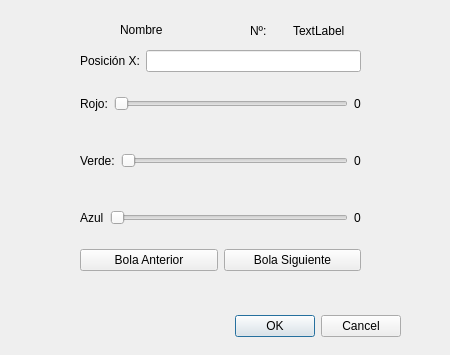
TheMakros12/interfaces, file 04_Bolas/ddetallebola.ui: the form before one commit.
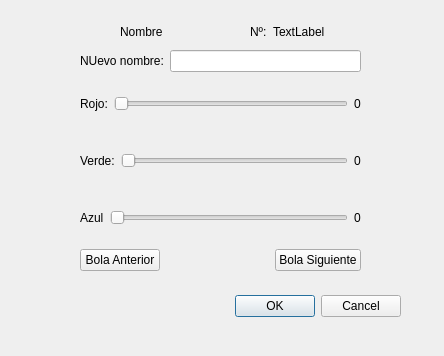
The form after the commit.

```diff
--- a/04_Bolas/ddetallebola.ui
+++ b/04_Bolas/ddetallebola.ui
@@ -6,8 +6,8 @@
    <rect>
     <x>0</x>
     <y>0</y>
-    <width>450</width>
-    <height>355</height>
+    <width>444</width>
+    <height>356</height>
    </rect>
   </property>
   <property name="windowTitle">
@@ -17,7 +17,7 @@
    <property name="geometry">
     <rect>
      <x>60</x>
-     <y>310</y>
+     <y>290</y>
      <width>341</width>
      <height>32</height>
     </rect>
@@ -29,19 +29,6 @@
     <set>QDialogButtonBox::Cancel|QDialogButtonBox::Ok</set>
    </property>
   </widget>
-  <widget class="QLabel" name="lblNombreBola">
-   <property name="geometry">
-    <rect>
-     <x>120</x>
-     <y>20</y>
-     <width>66</width>
-     <height>19</height>
-    </rect>
-   </property>
-   <property name="text">
-    <string>Nombre</string>
-   </property>
-  </widget>
   <widget class="QWidget" name="layoutWidget">
    <property name="geometry">
     <rect>
@@ -57,7 +44,7 @@
       <item>
        <widget class="QLabel" name="label">
         <property name="text">
-         <string>Posición X:</string>
+         <string>NUevo nombre:</string>
         </property>
        </widget>
       </item>
@@ -154,6 +141,19 @@
         </property>
        </widget>
       </item>
+      <item>
+       <spacer name="horizontalSpacer_2">
+        <property name="orientation">
+         <enum>Qt::Horizontal</enum>
+        </property>
+        <property name="sizeHint" stdset="0">
+         <size>
+          <width>40</width>
+          <height>20</height>
+         </size>
+        </property>
+       </spacer>
+      </item>
       <item>
        <widget class="QPushButton" name="btnSiguiente">
         <property name="text">
@@ -168,26 +168,50 @@
   <widget class="QWidget" name="layoutWidget">
    <property name="geometry">
     <rect>
-     <x>250</x>
+     <x>120</x>
      <y>20</y>
-     <width>95</width>
-     <height>21</height>
+     <width>205</width>
+     <height>23</height>
     </rect>
    </property>
-   <layout class="QHBoxLayout" name="horizontalLayout_6">
+   <layout class="QHBoxLayout" name="horizontalLayout_7">
     <item>
-     <widget class="QLabel" name="label_5">
+     <widget class="QLabel" name="lblNombreBola">
       <property name="text">
-       <string>Nº:</string>
+       <string>Nombre</string>
       </property>
      </widget>
     </item>
     <item>
-     <widget class="QLabel" name="lblNumBola">
-      <property name="text">
-       <string>TextLabel</string>
+     <spacer name="horizontalSpacer">
+      <property name="orientation">
+       <enum>Qt::Horizontal</enum>
       </property>
-     </widget>
+      <property name="sizeHint" stdset="0">
+       <size>
+        <width>40</width>
+        <height>20</height>
+       </size>
+      </property>
+     </spacer>
+    </item>
+    <item>
+     <layout class="QHBoxLayout" name="horizontalLayout_6">
+      <item>
+       <widget class="QLabel" name="label_5">
+        <property name="text">
+         <string>Nº:</string>
+        </property>
+       </widget>
+      </item>
+      <item>
+       <widget class="QLabel" name="lblNumBola">
+        <property name="text">
+         <string>TextLabel</string>
+        </property>
+       </widget>
+      </item>
+     </layout>
     </item>
    </layout>
   </widget>
```
Left out of the diff: 2 changed lines with no effect on the pictures.
